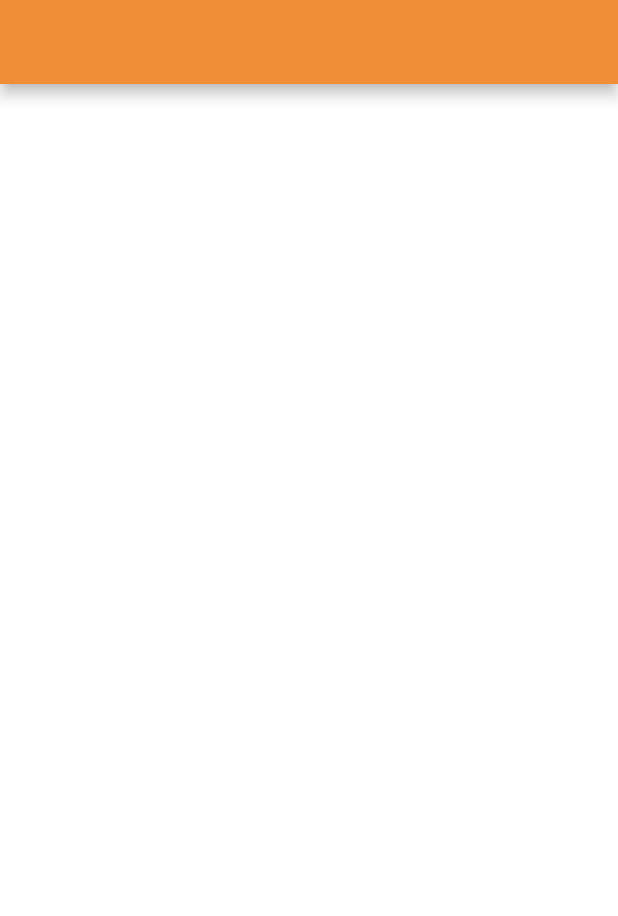
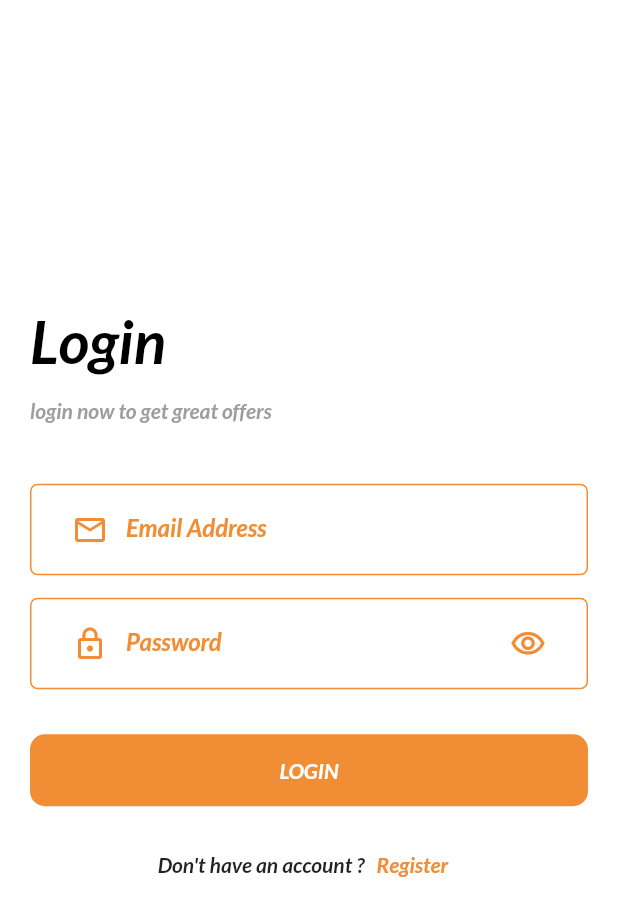
Before and after one commit to MohamedElkerm/Shop_App_demo, a Flutter app: the screen it shows after launch, after a tap on the "arrow forward" icon, after a tap on "Skip", on a phone screen of 412 x 824 dp. Shown: the top 916 px of the screen. Run offline on Flutter 3.47's test engine with Material 2 defaults, Android fonts, the phone set to English and light mode, and no system bars; our stand-ins replace bloc, conditional_builder_null_safety, dio, flutter_bloc, hexcolor, smooth_page_indicator; network calls fail.

Commit message:
post data in login logic need model class

```diff
--- /dev/null
+++ b/lib/data_layer/network/end_points.dart
@@ -0,0 +1 @@
+const LOGIN = 'login';
--- /dev/null
+++ b/lib/data_layer/network/remote/dio_helper.dart
@@ -0,0 +1,36 @@
+import 'package:dio/dio.dart';
+
+class DioHelper {
+  static Dio? dio;
+
+  static init() {
+    dio = Dio(BaseOptions(
+      baseUrl: 'https://student.valuxapps.com/api/',
+      receiveDataWhenStatusError: true,
+      headers: {
+        'Content-Type': 'application/json',
+        'lang': 'en',
+      },
+    ));
+  }
+
+  static Future<Response> getData(
+      {required String url, required Map<String, dynamic> query,lang,token}) async {
+    ///TODo: this bloc of code is unSuccess
+    dio!.options.headers = {
+      'lang': lang,
+      'Authorization': token??null,
+    };
+    return await dio!.get(url, queryParameters: query);
+  }
+
+  static Future<Response> postData(
+      {required url, query, required data, lang = 'ar', token}) async {
+    ///TODo: this bloc of code is unSuccess
+    dio!.options.headers = {
+      'lang': lang,
+    'Authorization': token??null,
+    };
+    return await dio!.post(url, queryParameters: query, data: data);
+  }
+}
--- a/lib/main.dart
+++ b/lib/main.dart
@@ -1,8 +1,20 @@
 import 'package:flutter/material.dart';
+import 'package:flutter_bloc/flutter_bloc.dart';
 import 'package:hexcolor/hexcolor.dart';
+import 'package:shop_app/data_layer/network/remote/dio_helper.dart';
+import 'package:shop_app/presentation_layer/screens/login/shop_login_cubit.dart';
 import 'package:shop_app/presentation_layer/screens/on_boarding/on_boarding_screen.dart';
 
+import 'bloc_obsever/bloc_observer.dart';
+
 void main() {
+  BlocOverrides.runZoned(
+    () {
+      ShopLoginCubit();
+    },
+    blocObserver: MyBlocObserver(),
+  );
+  DioHelper.init();
   runApp(MyApp());
 }
 
@@ -15,10 +27,11 @@ class MyApp extends StatelessWidget {
       debugShowCheckedModeBanner: false,
       title: 'Shop App',
       theme: ThemeData(
-        scaffoldBackgroundColor:HexColor('#FFFFFF') ,
-        floatingActionButtonTheme:FloatingActionButtonThemeData(foregroundColor: HexColor('#FFFFFF'),backgroundColor:HexColor('#F18D35')) ,
-        fontFamily: 'Lato'
-      ),
+          scaffoldBackgroundColor: HexColor('#FFFFFF'),
+          floatingActionButtonTheme: FloatingActionButtonThemeData(
+              foregroundColor: HexColor('#FFFFFF'),
+              backgroundColor: HexColor('#F18D35')),
+          fontFamily: 'Lato'),
       home: OnBoardingScreen(),
     );
   }
--- a/lib/presentation_layer/screens/login/login.dart
+++ b/lib/presentation_layer/screens/login/login.dart
@@ -1,16 +1,103 @@
+import 'package:conditional_builder_null_safety/conditional_builder_null_safety.dart';
 import 'package:flutter/material.dart';
 import 'package:hexcolor/hexcolor.dart';
+import 'package:shop_app/presentation_layer/screens/login/shop_login_cubit.dart';
+import 'package:shop_app/presentation_layer/screens/register/register_screen.dart';
+import 'package:shop_app/presentation_layer/widgets/SharedWidgets.dart';
+import 'package:bloc/bloc.dart';
+import 'package:flutter_bloc/flutter_bloc.dart';
 
 class ShopLoginScreen extends StatelessWidget {
-  const ShopLoginScreen({Key? key}) : super(key: key);
+  var emailController = TextEditingController();
+  var passwordController = TextEditingController();
 
   @override
   Widget build(BuildContext context) {
-    return Scaffold(
-      appBar: AppBar(
-        backgroundColor: HexColor('#F18D35'),
+    return BlocProvider(
+      create: (context) => ShopLoginCubit(),
+      child: BlocConsumer<ShopLoginCubit, ShopLoginState>(
+        listener: (context, state) {},
+        builder: (context, state) => Scaffold(
+          body: Center(
+            child: SingleChildScrollView(
+              child: Padding(
+                padding: const EdgeInsets.fromLTRB(20, 0, 20, 20),
+                child: Column(
+                  crossAxisAlignment: CrossAxisAlignment.start,
+                  children: [
+                    const Text(
+                      'Login',
+                      style: TextStyle(fontSize: 40, color: Colors.black),
+                    ),
+                    const SizedBox(
+                      height: 14,
+                    ),
+                    const Text(
+                      'login now to get great offers',
+                      style: TextStyle(fontSize: 14, color: Colors.grey),
+                    ),
+                    const SizedBox(
+                      height: 40,
+                    ),
+                    defaultFormField(
+                      controller: emailController,
+                      label: 'Email Address',
+                      prefix: Icons.email_outlined,
+                      type: TextInputType.emailAddress,
+                    ),
+                    const SizedBox(
+                      height: 15,
+                    ),
+                    defaultFormField(
+                      onSubmit: (value){BlocProvider.of<ShopLoginCubit>(context).userLogin(email: emailController.text, password: passwordController.text);},
+                      isPassword: BlocProvider.of<ShopLoginCubit>(context).isPassword,
+                      controller: passwordController,
+                      label: 'Password',
+                      prefix: Icons.lock_outline,
+                      type: TextInputType.visiblePassword,
+                      suffix:BlocProvider.of<ShopLoginCubit>(context).suffix ,
+                      suffixPressed: () {
+                        BlocProvider.of<ShopLoginCubit>(context).changePasswordIcon();
+                      },
+                    ),
+                    const SizedBox(
+                      height: 30,
+                    ),
+                    ConditionalBuilder(
+                      condition: state is! ShopLoginLoadingState,
+                      builder: (BuildContext context){
+                        return defaultButton(
+                          text: 'login',
+                          function: () {
+                            BlocProvider.of<ShopLoginCubit>(context).userLogin(email: emailController.text, password: passwordController.text);
+                          },
+                          isUpper: true,
+                          color: HexColor('#F18D35'),
+                        );
+                      },
+                      fallback: (BuildContext context) => Center(child:  CircularProgressIndicator(color: HexColor('#F18D35'),)) ,
+                    ),
+                    const SizedBox(
+                      height: 15,
+                    ),
+                    Row(
+                      mainAxisAlignment: MainAxisAlignment.center,
+                      children: [
+                        const Text('Don\'t have an account ?'),
+                        defaultTextButton(
+                            function: () {
+                              navigateTo(context, const RegisterScreen());
+                            },
+                            text: 'Register'),
+                      ],
+                    ),
+                  ],
+                ),
+              ),
+            ),
+          ),
+        ),
       ),
-
     );
   }
 }
--- /dev/null
+++ b/lib/presentation_layer/screens/login/shop_login_cubit.dart
@@ -0,0 +1,35 @@
+import 'package:bloc/bloc.dart';
+import 'package:flutter/material.dart';
+import 'package:flutter_bloc/flutter_bloc.dart';
+import 'package:meta/meta.dart';
+import 'package:shop_app/data_layer/network/end_points.dart';
+import 'package:shop_app/data_layer/network/remote/dio_helper.dart';
+
+part 'shop_login_state.dart';
+
+class ShopLoginCubit extends Cubit<ShopLoginState> {
+  ShopLoginCubit() : super(ShopLoginInitialState());
+
+  static ShopLoginCubit get(context) => BlocProvider.of(context);
+
+  void userLogin({required email, required password}) {
+    emit(ShopLoginLoadingState());
+    DioHelper.postData(
+      url: LOGIN,
+      data: {'email': email, 'password': password},
+    ).then((value) {
+      print(value);
+      emit(ShopLoginSuccessState());
+    }).catchError((err) {
+      emit(ShopLoginErrorState(err.toString()));
+    });
+  }
+
+  IconData suffix = Icons.visibility_outlined;
+  bool isPassword = true;
+  void changePasswordIcon(){
+    isPassword = !isPassword;
+    suffix =isPassword?Icons.visibility_outlined:Icons.visibility_off_outlined;
+    emit(ShopChangePasswordSuffix());
+  }
+}
--- /dev/null
+++ b/lib/presentation_layer/screens/login/shop_login_state.dart
@@ -0,0 +1,17 @@
+part of 'shop_login_cubit.dart';
+
+@immutable
+abstract class ShopLoginState {}
+
+class ShopLoginInitialState extends ShopLoginState {}
+
+class ShopLoginLoadingState extends ShopLoginState {}
+
+class ShopLoginSuccessState extends ShopLoginState {}
+
+class ShopLoginErrorState extends ShopLoginState {
+  final String error;
+  ShopLoginErrorState(this.error);
+}
+
+class ShopChangePasswordSuffix extends ShopLoginState {}
--- a/lib/presentation_layer/widgets/SharedWidgets.dart
+++ b/lib/presentation_layer/widgets/SharedWidgets.dart
@@ -1,23 +1,24 @@
 import 'package:flutter/material.dart';
+import 'package:hexcolor/hexcolor.dart';
 
 Widget defaultButton({
   double wid = double.infinity,
   double r = 10.0,
   required String text,
   bool isUpper = true,
-  Color back = Colors.blue,
-  required Function function,
+  Color color = Colors.blue,
+  required function,
 }) =>
     Container(
       width: wid,
       decoration: BoxDecoration(
-        color: back,
+        color: color,
         borderRadius: BorderRadius.circular(
           r,
         ),
       ),
       child: FlatButton(
-        onPressed: function(),
+        onPressed: function,
         child: Text(
           isUpper ? text.toUpperCase() : text,
           style: const TextStyle(
@@ -49,14 +50,14 @@ Widget defaultFormField({
           5.0,
         ),
         border: Border.all(
-          color: Colors.grey,
+          color: HexColor('#F18D35'),
         ),
       ),
       padding: const EdgeInsets.symmetric(
         horizontal: 15.0,
       ),
       child: TextFormField(
-        cursorColor: Colors.teal,
+        cursorColor: HexColor('#F18D35'),
         //Validation is not correct
         //validator:validate ,
         onFieldSubmitted: onSubmit,
@@ -66,10 +67,23 @@ Widget defaultFormField({
         onChanged: onChange,
         onTap: onTap,
         decoration: InputDecoration(
-          label: Text(label),
-          prefixIcon: Icon(prefix),
+          label: Text(
+            label,
+            style: TextStyle(color: HexColor('#F18D35')),
+          ),
+          prefixIcon: Icon(
+            prefix,
+            color: HexColor('#F18D35'),
+          ),
           hintText: hint,
           border: InputBorder.none,
+          suffixIcon: IconButton(
+            icon: Icon(
+              suffix,
+              color: HexColor('#F18D35'),
+            ),
+            onPressed: suffixPressed,
+          ),
         ),
       ),
     );
@@ -87,3 +101,10 @@ void navigateToAndReplacement(context, widget) => Navigator.pushReplacement(
         builder: (context) => widget,
       ),
     );
+
+Widget defaultTextButton({required function, required text}) => TextButton(
+    onPressed: function,
+    child: Text(
+      text,
+      style: TextStyle(color: HexColor('#F18D35')),
+    ));
--- a/pubspec.yaml
+++ b/pubspec.yaml
@@ -31,6 +31,10 @@ dependencies:
     sdk: flutter
   hexcolor: ^2.0.7
   smooth_page_indicator: ^1.0.0+2
+  bloc:
+  flutter_bloc:
+  dio:
+  conditional_builder_null_safety: ^0.0.6
 
   # The following adds the Cupertino Icons font to your application.
   # Use with the CupertinoIcons class for iOS style icons.
```
Also changed, not shown: lib/bloc_obsever/bloc_observer.dart (added, +39 -0 lines), lib/presentation_layer/screens/register/register_screen.dart (added, +16 -0 lines), pubspec.lock.
